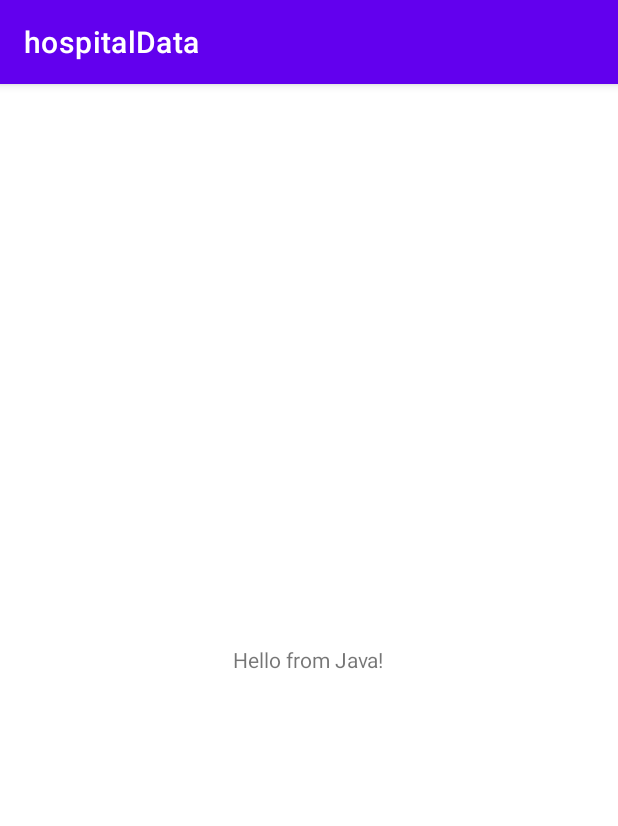
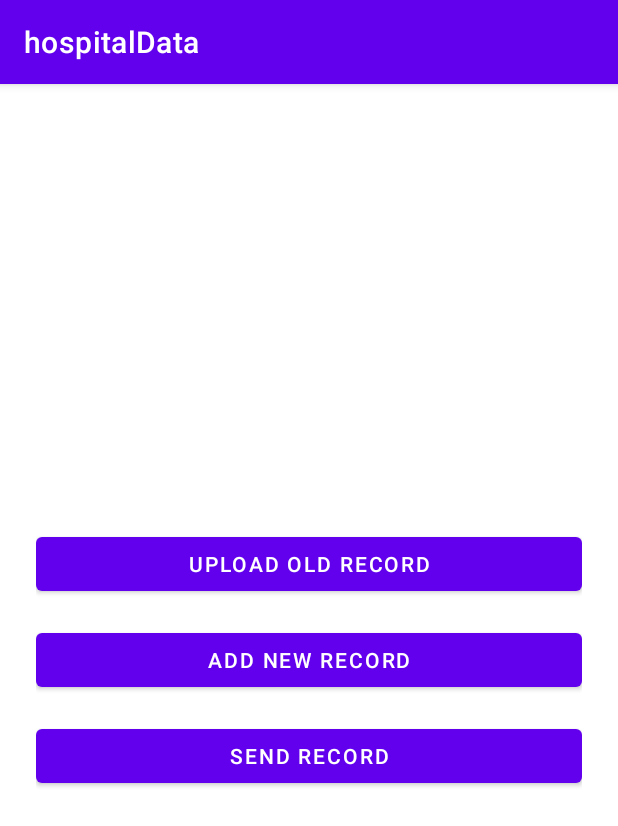
Before and after one commit to SP-Sauce/HospitalAidHackathon, an Android app: the screen it shows after launch (MainActivity), on a phone screen of 412 x 824 dp. Shown: the top 826 px of the screen. Run offline under Robolectric (Android 15) with nearby library versions, the phone set to English and light mode, and no system bars.

Commit message:
Added three UI buttons

```diff
--- a/app/src/main/java/com/sh/hospitaldata/MainActivity.java
+++ b/app/src/main/java/com/sh/hospitaldata/MainActivity.java
@@ -1,12 +1,43 @@
 package com.sh.hospitaldata;
 
+import android.content.Intent;
 import android.os.Bundle;
+import android.view.View;
+import android.widget.Button;
 import androidx.appcompat.app.AppCompatActivity;
 
 public class MainActivity extends AppCompatActivity {
+
+    Button uploadOldRecordBtn, addNewRecordBtn, sendRecordBtn;
+
     @Override
     protected void onCreate(Bundle savedInstanceState) {
         super.onCreate(savedInstanceState);
         setContentView(R.layout.activity_main);
+
+        uploadOldRecordBtn = findViewById(R.id.button_upload_old_record);
+        addNewRecordBtn = findViewById(R.id.button_add_new_record);
+        sendRecordBtn = findViewById(R.id.button_send_record);
+
+        uploadOldRecordBtn.setOnClickListener(new View.OnClickListener() {
+            @Override
+            public void onClick(View view) {
+                // TODO: Launch camera or OCR activity
+            }
+        });
+
+        addNewRecordBtn.setOnClickListener(new View.OnClickListener() {
+            @Override
+            public void onClick(View view) {
+                // TODO: Launch form to manually add record
+            }
+        });
+
+        sendRecordBtn.setOnClickListener(new View.OnClickListener() {
+            @Override
+            public void onClick(View view) {
+                // TODO: Launch Bluetooth send activity
+            }
+        });
     }
 }
--- a/app/src/main/res/layout/activity_main.xml
+++ b/app/src/main/res/layout/activity_main.xml
@@ -2,11 +2,29 @@
 <LinearLayout xmlns:android="http://schemas.android.com/apk/res/android"
     android:layout_width="match_parent"
     android:layout_height="match_parent"
+    android:orientation="vertical"
     android:gravity="center"
-    android:orientation="vertical">
+    android:padding="24dp"
+    android:background="@android:color/white">
 
-    <TextView
-        android:layout_width="wrap_content"
+    <Button
+        android:id="@+id/button_upload_old_record"
+        android:layout_width="match_parent"
         android:layout_height="wrap_content"
-        android:text="Hello from Java!" />
+        android:text="Upload Old Record"
+        android:layout_marginBottom="16dp"/>
+
+    <Button
+        android:id="@+id/button_add_new_record"
+        android:layout_width="match_parent"
+        android:layout_height="wrap_content"
+        android:text="Add New Record"
+        android:layout_marginBottom="16dp"/>
+
+    <Button
+        android:id="@+id/button_send_record"
+        android:layout_width="match_parent"
+        android:layout_height="wrap_content"
+        android:text="Send Record" />
+
 </LinearLayout>
```
